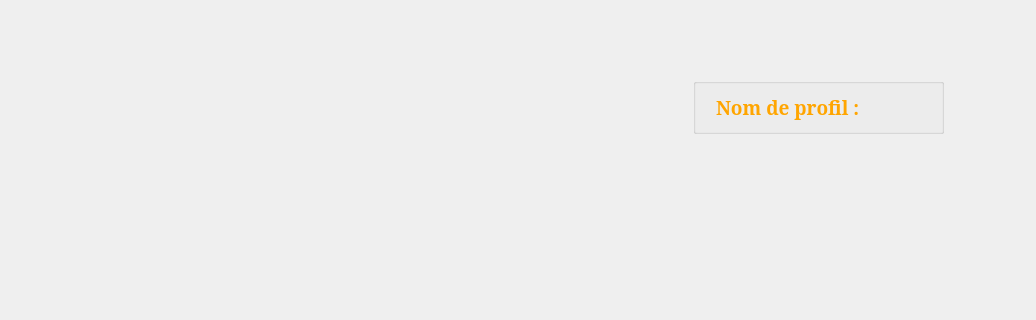
Above: StreetCar/StreetCar/MainWindow.ui from paboccard/Projet_Prog_Jeu before the change; both pictures show x 0 to 1036 and y 0 to 320 of the 1036 by 549 pixel window. Below: the same form after it.
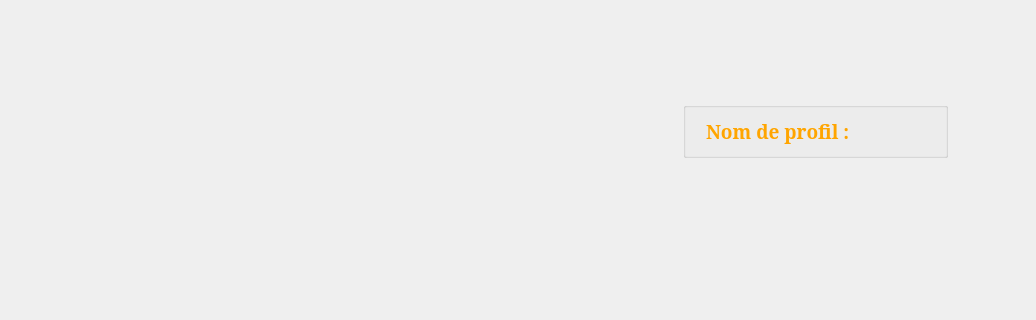
That is the form after the change. Icons and pictures are not drawn.

Diff of the .ui file:
```diff
--- a/StreetCar/StreetCar/MainWindow.ui
+++ b/StreetCar/StreetCar/MainWindow.ui
@@ -24,48 +24,11 @@
    </property>
    <layout class="QVBoxLayout" name="verticalLayout">
     <item>
-     <layout class="QVBoxLayout" name="mainLayout">
+     <layout class="QVBoxLayout" name="mainLayout" stretch="1,6">
       <item>
        <layout class="QHBoxLayout" name="horizontalLayout_3">
-        <property name="spacing">
-         <number>6</number>
-        </property>
-        <item>
-         <spacer name="horizontalSpacer_2">
-          <property name="orientation">
-           <enum>Qt::Horizontal</enum>
-          </property>
-          <property name="sizeHint" stdset="0">
-           <size>
-            <width>40</width>
-            <height>20</height>
-           </size>
-          </property>
-         </spacer>
-        </item>
         <item>
          <widget class="QLabel" name="label">
-          <property name="sizePolicy">
-           <sizepolicy hsizetype="Maximum" vsizetype="Maximum">
-            <horstretch>0</horstretch>
-            <verstretch>0</verstretch>
-           </sizepolicy>
-          </property>
-          <property name="minimumSize">
-           <size>
-            <width>1000</width>
-            <height>50</height>
-           </size>
-          </property>
-          <property name="maximumSize">
-           <size>
-            <width>1000</width>
-            <height>100</height>
-           </size>
-          </property>
-          <property name="autoFillBackground">
-           <bool>false</bool>
-          </property>
           <property name="styleSheet">
            <string notr="true">#label {
 	image: url(:/images/streetcar);
@@ -79,34 +42,18 @@
           </property>
          </widget>
         </item>
-        <item>
-         <spacer name="horizontalSpacer_3">
-          <property name="orientation">
-           <enum>Qt::Horizontal</enum>
-          </property>
-          <property name="sizeHint" stdset="0">
-           <size>
-            <width>40</width>
-            <height>20</height>
-           </size>
-          </property>
-         </spacer>
-        </item>
        </layout>
       </item>
       <item>
        <widget class="QWidget" name="widgetContent" native="true">
-        <layout class="QVBoxLayout" name="verticalLayout_3">
+        <layout class="QVBoxLayout" name="verticalLayout_3" stretch="1,10">
          <item>
-          <layout class="QHBoxLayout" name="horizontalLayout_4">
+          <layout class="QHBoxLayout" name="horizontalLayout_4" stretch="10,4,1">
            <item>
             <spacer name="horizontalSpacer">
              <property name="orientation">
               <enum>Qt::Horizontal</enum>
              </property>
-             <property name="sizeType">
-              <enum>QSizePolicy::MinimumExpanding</enum>
-             </property>
              <property name="sizeHint" stdset="0">
               <size>
                <width>40</width>
@@ -193,9 +140,6 @@
              <property name="orientation">
               <enum>Qt::Horizontal</enum>
              </property>
-             <property name="sizeType">
-              <enum>QSizePolicy::Minimum</enum>
-             </property>
              <property name="sizeHint" stdset="0">
               <size>
                <width>70</width>
@@ -243,19 +187,6 @@
              </property>
             </spacer>
            </item>
-           <item>
-            <spacer name="verticalSpacer">
-             <property name="orientation">
-              <enum>Qt::Vertical</enum>
-             </property>
-             <property name="sizeHint" stdset="0">
-              <size>
-               <width>20</width>
-               <height>40</height>
-              </size>
-             </property>
-            </spacer>
-           </item>
           </layout>
          </item>
         </layout>
```
